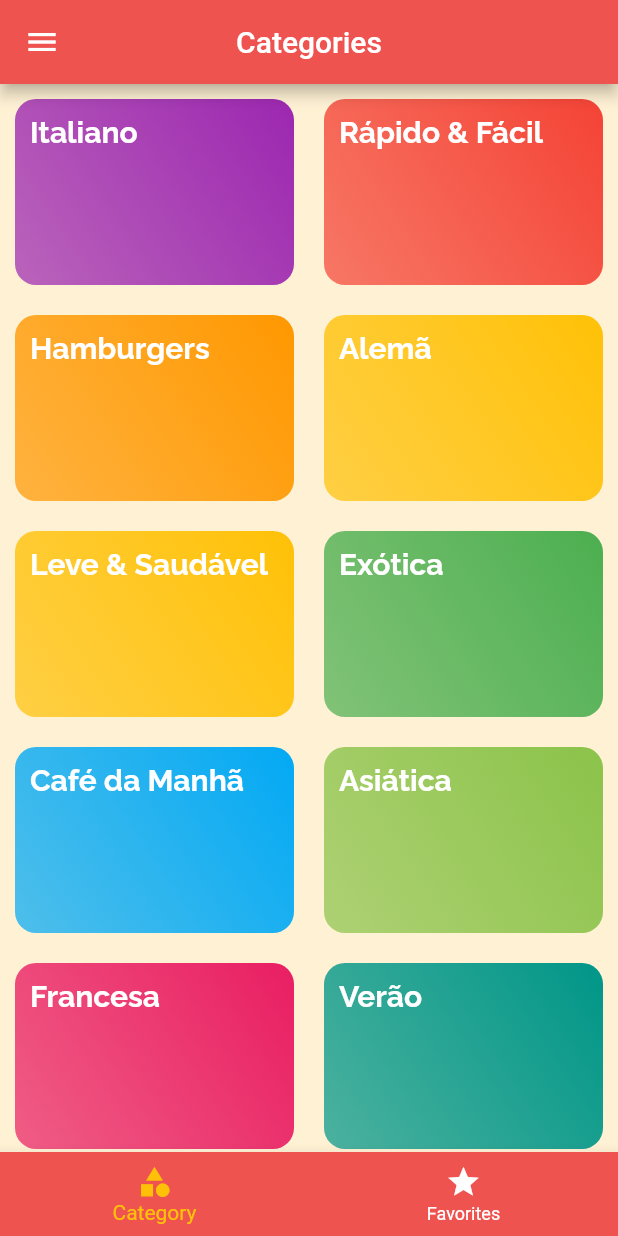
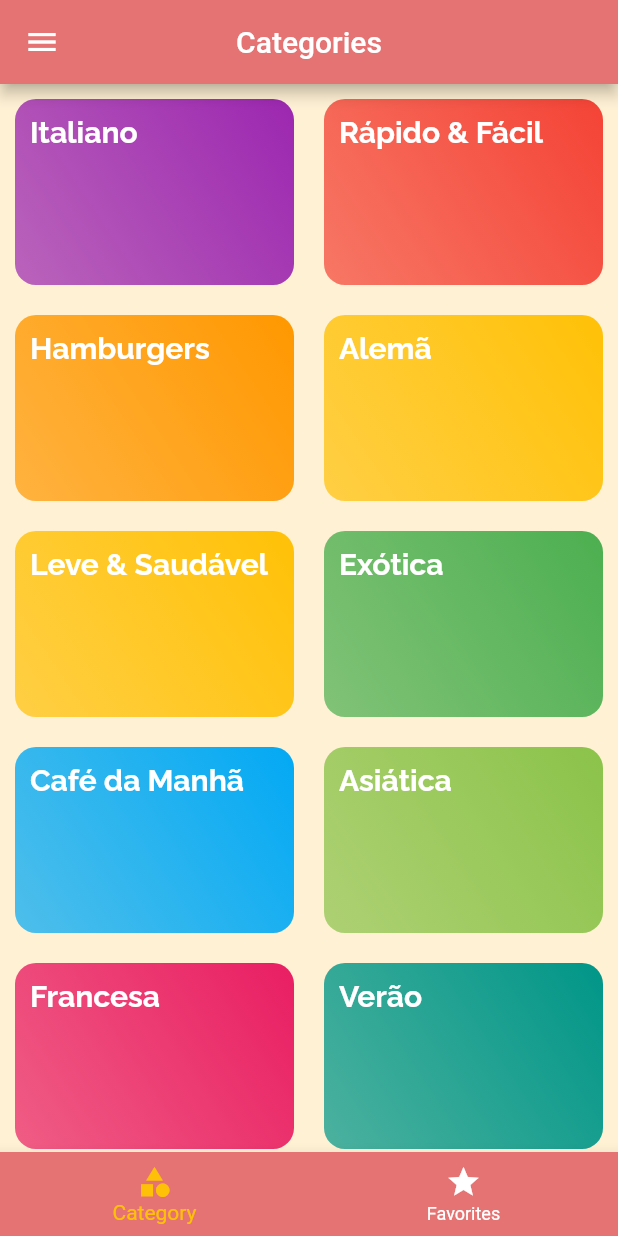
Before and after one commit to lnxdxtf/mealAppFlutter, a Flutter app: the screen it shows after launch, on a phone screen of 412 x 824 dp. Run offline on Flutter 3.47's test engine with Material 2 defaults, Android fonts, the phone set to English and light mode, and no system bars; our stand-ins replace google_fonts.

Commit message:
red shade 400 to 300

```diff
--- a/lib/app.dart
+++ b/lib/app.dart
@@ -58,7 +58,7 @@ class _MealAppState extends State<MealApp> {
       theme: thm1.copyWith(
         canvasColor: const Color.fromRGBO(255, 241, 212, 1),
         colorScheme: thm1.colorScheme.copyWith(
-            primary: Colors.red.shade400,
+            primary: Colors.red.shade300,
             secondary: Colors.teal.shade300,
             tertiary: Colors.amber),
         textTheme: thm1.textTheme.copyWith(
```
